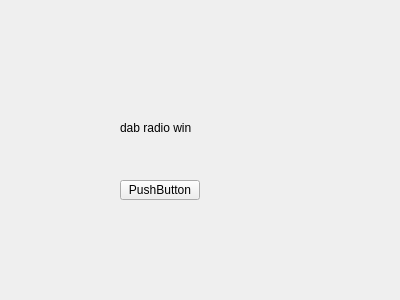
Above: CaX/widget/dabradiowindow.ui from fsest4u/CaX_03 before the change. Below: the same form after it.
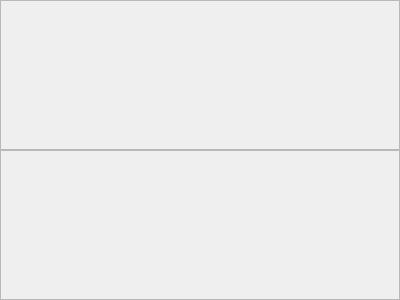
That is the form after the change.

Commit message: DAB Radio 서비스 기능 추가 (목록, 재생 기능만 구현 / seek, seekstop, add, del, set, record list 등은 추후 구현예정)

```diff
--- a/CaX/widget/dabradiowindow.ui
+++ b/CaX/widget/dabradiowindow.ui
@@ -13,32 +13,45 @@
   <property name="windowTitle">
    <string>Form</string>
   </property>
-  <widget class="QLabel" name="label">
-   <property name="geometry">
-    <rect>
-     <x>120</x>
-     <y>120</y>
-     <width>141</width>
-     <height>16</height>
-    </rect>
+  <layout class="QVBoxLayout" name="verticalLayout">
+   <property name="spacing">
+    <number>0</number>
    </property>
-   <property name="text">
-    <string>dab radio win</string>
+   <property name="leftMargin">
+    <number>0</number>
    </property>
-  </widget>
-  <widget class="QPushButton" name="pushButton">
-   <property name="geometry">
-    <rect>
-     <x>120</x>
-     <y>180</y>
-     <width>80</width>
-     <height>20</height>
-    </rect>
+   <property name="topMargin">
+    <number>0</number>
    </property>
-   <property name="text">
-    <string>PushButton</string>
+   <property name="rightMargin">
+    <number>0</number>
    </property>
-  </widget>
+   <property name="bottomMargin">
+    <number>0</number>
+   </property>
+   <item>
+    <widget class="QFrame" name="frameTop">
+     <property name="frameShape">
+      <enum>QFrame::StyledPanel</enum>
+     </property>
+     <property name="frameShadow">
+      <enum>QFrame::Raised</enum>
+     </property>
+     <layout class="QGridLayout" name="gridLayoutTop"/>
+    </widget>
+   </item>
+   <item>
+    <widget class="QFrame" name="frameBottom">
+     <property name="frameShape">
+      <enum>QFrame::StyledPanel</enum>
+     </property>
+     <property name="frameShadow">
+      <enum>QFrame::Raised</enum>
+     </property>
+     <layout class="QGridLayout" name="gridLayoutBottom"/>
+    </widget>
+   </item>
+  </layout>
  </widget>
  <resources/>
  <connections/>
```
The commit also changes 8 other files.
